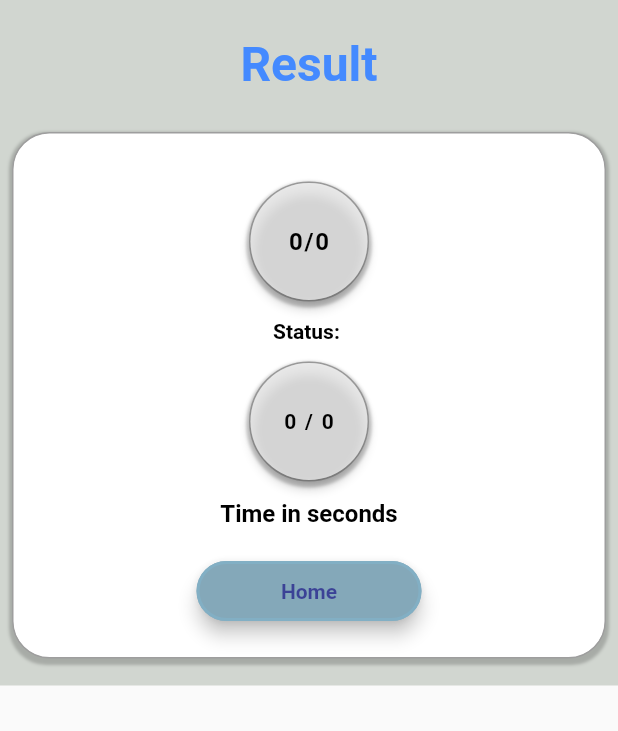
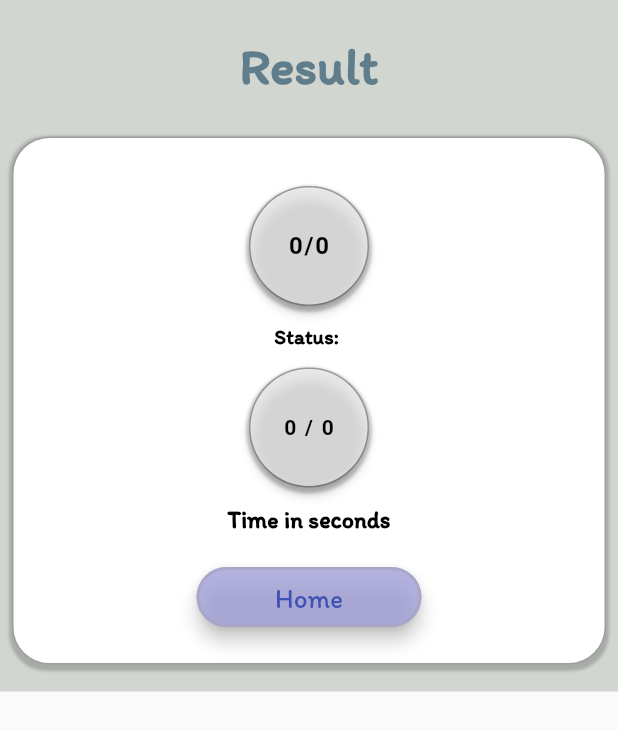
Before and after one commit to msulemanjaved82/quizapp5m223, a Flutter app: the ResultPage screen opened directly with empty values, on a phone screen of 412 x 824 dp. Shown: the top 731 px of the screen. Run offline on Flutter 3.47's test engine with Material 2 defaults, Android fonts, the phone set to English and light mode, and no system bars; network calls fail.

```diff
--- a/quiz_app/lib/screens/homeScreen.dart
+++ b/quiz_app/lib/screens/homeScreen.dart
@@ -24,20 +24,21 @@ class Button extends StatelessWidget {
         shape: RoundedRectangleBorder(
           borderRadius: BorderRadius.circular(30.0),
           side: BorderSide(
-            color: Color.fromARGB(255, 130, 175, 196),
+            color: Color.fromARGB(206, 167, 165, 197),
             width: 2.0,
           ),
         ),
-        primary: Color.fromARGB(255, 132, 168, 185),
+        primary: Color.fromARGB(206, 164, 162, 217),
         elevation: 5,
         padding: EdgeInsets.all(10),
         onPrimary: Colors.white,
         shadowColor: Colors.black,
       ),
       child: Text(buttonText, style: TextStyle(
-        fontSize: 14.0,
-        fontWeight: FontWeight.bold,
-        color: Color(0xA4130983),
+        fontSize: 18.0,
+        fontWeight: FontWeight.w500,
+        fontFamily: 'Itim',
+        color: Colors.indigo,
       ),),
     );
   }
@@ -57,7 +58,7 @@ class QuizHomePage extends StatelessWidget {
             colors: [
               Color.fromARGB(255, 233, 213, 238),
               Color.fromARGB(255, 199, 156, 212), // Adjusted to keep a consistent purple color
-              Color.fromRGBO(136, 11, 213, 0),
+              Color.fromARGB(255, 199, 156, 212), // Adjusted to keep a consistent purple color
               Colors.black87,
             ],
           ),
@@ -110,7 +111,7 @@ class QuizHomePage extends StatelessWidget {
               },
               buttonText: 'History',
             ),
-            SizedBox(height: 48.0),
+            SizedBox(height: 78.0),
             Center(
               child: Container(
                 width: 470,
--- a/quiz_app/lib/screens/quizAttempt.dart
+++ b/quiz_app/lib/screens/quizAttempt.dart
@@ -14,8 +14,10 @@ class QuizAttempt {
 
 Future<List<QuizAttempt>> fetchQuizAttempts() async {
   List<QuizAttempt> quizAttempts = [
-    QuizAttempt(attemptNumber: 1, correctAnswers: 8, totalQuestions: 10, status: 'status'),
-    QuizAttempt(attemptNumber: 2, correctAnswers: 6, totalQuestions: 10, status: 'Fail'),
+    QuizAttempt(attemptNumber: 1, correctAnswers: 8, totalQuestions: 10, status: 'Pass'),
+    QuizAttempt(attemptNumber: 2, correctAnswers: 3, totalQuestions: 10, status: 'Fail'),
+    // QuizAttempt(attemptNumber: 3, correctAnswers: 10, totalQuestions: 10, status: 'Pass'),
+
     // Add more quiz attempts as needed
   ];
 
--- a/quiz_app/lib/screens/resultScreen.dart
+++ b/quiz_app/lib/screens/resultScreen.dart
@@ -49,9 +49,10 @@ class ResultPage extends StatelessWidget {
                     child: Text(
                       'Result',
                       style: TextStyle(
-                        color: Colors.blueAccent,
-                        fontSize: 32.0,
-                        fontWeight: FontWeight.w700,
+                        fontFamily: 'Itim',
+                        color: Colors.blueGrey,
+                        fontSize: 34.0,
+                        fontWeight: FontWeight.w600,
                       ),
                     ),
                   ),
@@ -83,6 +84,7 @@ class ResultPage extends StatelessWidget {
                           child: Text(
                             questions[i].question,
                             style: const TextStyle(
+                              fontFamily: 'Inter',
                               color: Colors.black,
                               fontSize: 18.0,
                               fontWeight: FontWeight.w700,
@@ -104,6 +106,7 @@ class ResultPage extends StatelessWidget {
                                   ? Colors.green
                                   : Colors.red,
                               fontSize: 16.0,
+                              fontFamily: 'Inter',
                               fontWeight: FontWeight.w700,
                             ),
                           ),
@@ -165,6 +168,7 @@ class ResultPage extends StatelessWidget {
                       ),
                       Text('Status: $status',
                           style: TextStyle(
+                            fontFamily: 'Itim',
                             color: Colors.black,
                             fontSize: 14.0,
                             fontWeight: FontWeight.bold,
@@ -203,6 +207,7 @@ class ResultPage extends StatelessWidget {
                       SizedBox(height: 12),
                       Text('Time in seconds',
                           style: TextStyle(
+                            fontFamily: 'Itim',
                               color: Colors.black,
                               fontSize: 16.0,
                               fontWeight: FontWeight.bold)),
--- a/quiz_app/pubspec.yaml
+++ b/quiz_app/pubspec.yaml
@@ -106,5 +106,9 @@ flutter:
     - family: ComicNeue
       fonts:
         - asset: fonts/ComicNeue-Regular.ttf
+
+    - family: Iter
+      fonts:
+        - asset: fonts/Inter-Regular.ttf
   # For details regarding fonts from package dependencies,
   # see https://flutter.dev/custom-fonts/#from-packages
```
Also changed, not shown: quiz_app/lib/screens/easyQuizScreen.dart (+6 -7 lines), quiz_app/lib/screens/hardQuizScreen.dart (+4 -6 lines), quiz_app/lib/screens/historyScreen.dart (+87 -41 lines), quiz_app/lib/screens/levelScreen.dart (+4 -42 lines), quiz_app/lib/screens/mediumQuizScreen.dart (+4 -6 lines), quiz_app/fonts/Inter-Regular.ttf (added), 1 other file.
